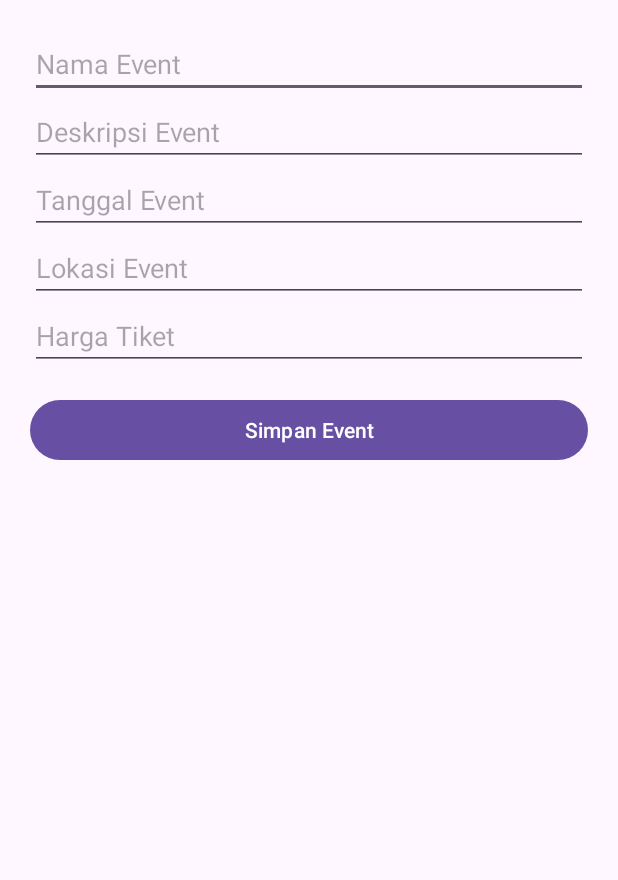
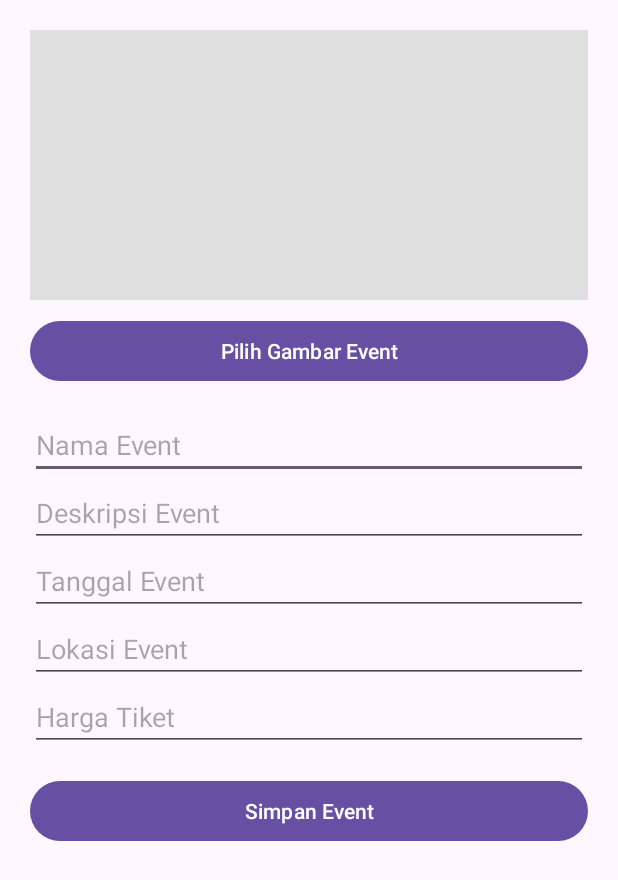
Before and after one commit to FerdiansyahDwi/EventGo_Ferdi, an Android app: the CreateEventActivity screen opened directly, with no data from a screen before it, after a tap on "Simpan Event", on a phone screen of 412 x 824 dp. Shown: the top 880 px of the screen. Run offline under Robolectric (Android 15) with nearby library versions, the phone set to English and light mode, and no system bars; our stand-ins replace Firebase (no records; nobody signed in at launch, a user with empty details on screens opened directly).

Commit message:
masih lanjut create tpi ya gitu masih error

```diff
--- a/app/src/main/java/com/example/eventgo/CreateEventActivity.kt
+++ b/app/src/main/java/com/example/eventgo/CreateEventActivity.kt
@@ -1,5 +1,8 @@
 package com.example.eventgo
 
+import android.app.Activity
+import android.content.Intent
+import android.net.Uri
 import android.os.Bundle
 import android.widget.Toast
 import androidx.appcompat.app.AppCompatActivity
@@ -8,11 +11,15 @@ import androidx.core.view.WindowInsetsCompat
 import com.example.eventgo.databinding.ActivityCreateEventBinding
 import com.example.eventgo.entity.Event
 import com.example.eventgo.usecase.EventUseCase
+import com.google.firebase.storage.FirebaseStorage
+import java.util.UUID
 
 class CreateEventActivity : AppCompatActivity() {
 
     private lateinit var binding: ActivityCreateEventBinding
     private val eventUseCase = EventUseCase()
+    private var imageUri: Uri? = null
+    private val PICK_IMAGE = 1001
 
     override fun onCreate(savedInstanceState: Bundle?) {
         super.onCreate(savedInstanceState)
@@ -20,25 +27,44 @@ class CreateEventActivity : AppCompatActivity() {
         binding = ActivityCreateEventBinding.inflate(layoutInflater)
         setContentView(binding.root)
 
-        ViewCompat.setOnApplyWindowInsetsListener(findViewById(R.id.main)) { v, insets ->
-            val systemBars = insets.getInsets(WindowInsetsCompat.Type.systemBars())
-            v.setPadding(systemBars.left, systemBars.top, systemBars.right, systemBars.bottom)
-            insets
+        binding.btnSelectImage.setOnClickListener {
+            val intent = Intent(Intent.ACTION_GET_CONTENT)
+            intent.type = "image/*"
+            startActivityForResult(intent, PICK_IMAGE)
         }
 
         binding.btnSave.setOnClickListener {
-            val title = binding.etTitle.text.toString()
-            val desc = binding.etDescription.text.toString()
-            val date = binding.etDate.text.toString()
-            val location = binding.etLocation.text.toString()
-            val price = binding.etPrice.text.toString().toDoubleOrNull() ?: 0.0
-
-            if (title.isEmpty() || desc.isEmpty()) {
-                Toast.makeText(this, "Harap isi semua data", Toast.LENGTH_SHORT).show()
+            if (imageUri == null) {
+                Toast.makeText(this, "Pilih gambar terlebih dahulu", Toast.LENGTH_SHORT).show()
                 return@setOnClickListener
             }
+            uploadImageAndSaveEvent()
+        }
+    }
 
-            val event = Event(title = title, description = desc, date = date, location = location, price = price)
+    private fun uploadImageAndSaveEvent() {
+        val storageRef = FirebaseStorage.getInstance().getReference("event_images/${UUID.randomUUID()}")
+        val uploadTask = storageRef.putFile(imageUri!!)
+
+        uploadTask.addOnSuccessListener {
+            storageRef.downloadUrl.addOnSuccessListener { uri ->
+                saveEvent(uri.toString())
+            }
+        }.addOnFailureListener {
+            Toast.makeText(this, "Upload gagal: ${it.message}", Toast.LENGTH_SHORT).show()
+        }
+    }
+
+    private fun saveEvent(imageUrl: String) {
+        val event = Event(
+            title = binding.etTitle.text.toString(),
+            description = binding.etDescription.text.toString(),
+            date = binding.etDate.text.toString(),
+            location = binding.etLocation.text.toString(),
+            price = binding.etPrice.text.toString().toDoubleOrNull() ?: 0.0,
+            imageUrl = imageUrl
+        )
+
         eventUseCase.addEvent(event, {
             Toast.makeText(this, "Event berhasil ditambahkan", Toast.LENGTH_SHORT).show()
             finish()
@@ -46,5 +72,12 @@ class CreateEventActivity : AppCompatActivity() {
             Toast.makeText(this, "Gagal menambah event: ${it.message}", Toast.LENGTH_SHORT).show()
         })
     }
+
+    override fun onActivityResult(requestCode: Int, resultCode: Int, data: Intent?) {
+        super.onActivityResult(requestCode, resultCode, data)
+        if (requestCode == PICK_IMAGE && resultCode == Activity.RESULT_OK) {
+            imageUri = data?.data
+            binding.ivPreview.setImageURI(imageUri)
         }
     }
+}
--- a/app/src/main/res/layout/activity_create_event.xml
+++ b/app/src/main/res/layout/activity_create_event.xml
@@ -8,36 +8,27 @@
         android:layout_width="match_parent"
         android:layout_height="wrap_content">
 
-        <EditText
-            android:id="@+id/etTitle"
-            android:hint="Nama Event"
+        <ImageView
+            android:id="@+id/ivPreview"
             android:layout_width="match_parent"
-            android:layout_height="wrap_content"/>
+            android:layout_height="180dp"
+            android:scaleType="centerCrop"
+            android:background="#E0E0E0"
+            android:layout_marginBottom="10dp" />
 
-        <EditText
-            android:id="@+id/etDescription"
-            android:hint="Deskripsi Event"
+        <Button
+            android:id="@+id/btnSelectImage"
+            android:text="Pilih Gambar Event"
             android:layout_width="match_parent"
-            android:layout_height="wrap_content"/>
+            android:layout_height="wrap_content"
+            android:layout_marginBottom="16dp"/>
 
-        <EditText
-            android:id="@+id/etDate"
-            android:hint="Tanggal Event"
-            android:layout_width="match_parent"
-            android:layout_height="wrap_content"/>
-
-        <EditText
-            android:id="@+id/etLocation"
-            android:hint="Lokasi Event"
-            android:layout_width="match_parent"
-            android:layout_height="wrap_content"/>
-
-        <EditText
-            android:id="@+id/etPrice"
-            android:hint="Harga Tiket"
-            android:inputType="numberDecimal"
-            android:layout_width="match_parent"
-            android:layout_height="wrap_content"/>
+        <!-- Form lainnya tetap -->
+        <EditText android:id="@+id/etTitle" android:hint="Nama Event" android:layout_width="match_parent" android:layout_height="wrap_content"/>
+        <EditText android:id="@+id/etDescription" android:hint="Deskripsi Event" android:layout_width="match_parent" android:layout_height="wrap_content"/>
+        <EditText android:id="@+id/etDate" android:hint="Tanggal Event" android:layout_width="match_parent" android:layout_height="wrap_content"/>
+        <EditText android:id="@+id/etLocation" android:hint="Lokasi Event" android:layout_width="match_parent" android:layout_height="wrap_content"/>
+        <EditText android:id="@+id/etPrice" android:hint="Harga Tiket" android:inputType="numberDecimal" android:layout_width="match_parent" android:layout_height="wrap_content"/>
 
         <Button
             android:id="@+id/btnSave"
```
Also changed, not shown: app/build.gradle.kts (+33 -22 lines), app/src/main/java/com/example/eventgo/EditEventActivity.kt (added, +62 -0 lines), app/src/main/java/com/example/eventgo/HomeActivity.kt (added, +27 -0 lines), app/src/main/java/com/example/eventgo/MainActivity.kt (+16 -0 lines), app/src/main/java/com/example/eventgo/adapter/EventAdapter.kt (+8 -24 lines), app/src/main/java/com/example/eventgo/entity/Event.kt (+7 -6 lines), app/src/main/res/layout/activity_edit_event.xml (added, +96 -0 lines). Lines whose indentation alone changed are shown as unchanged.
